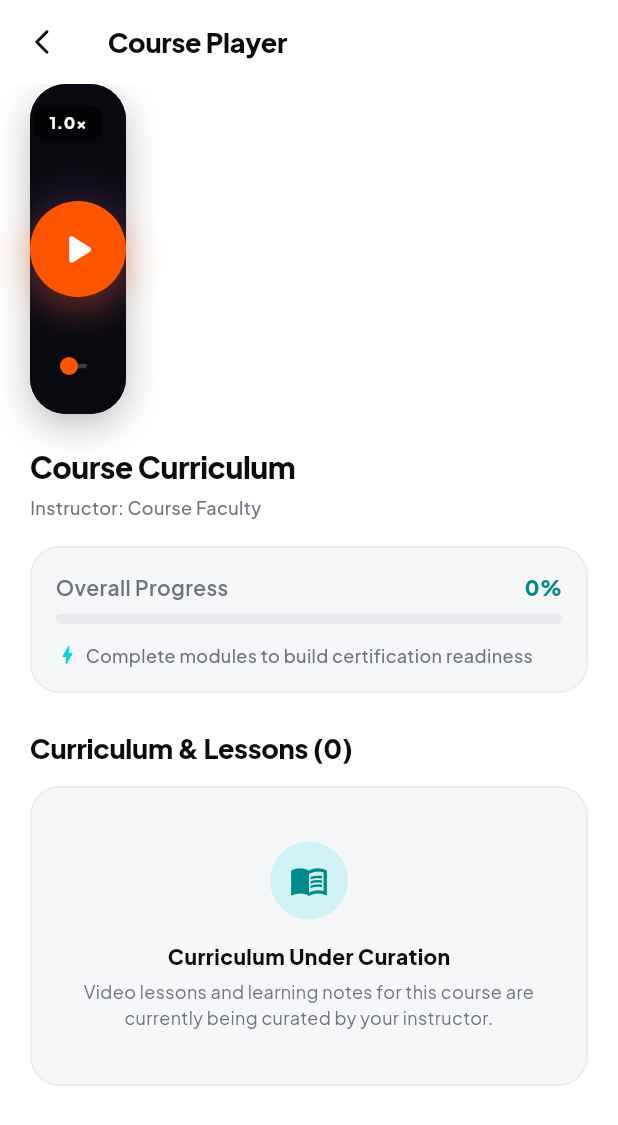
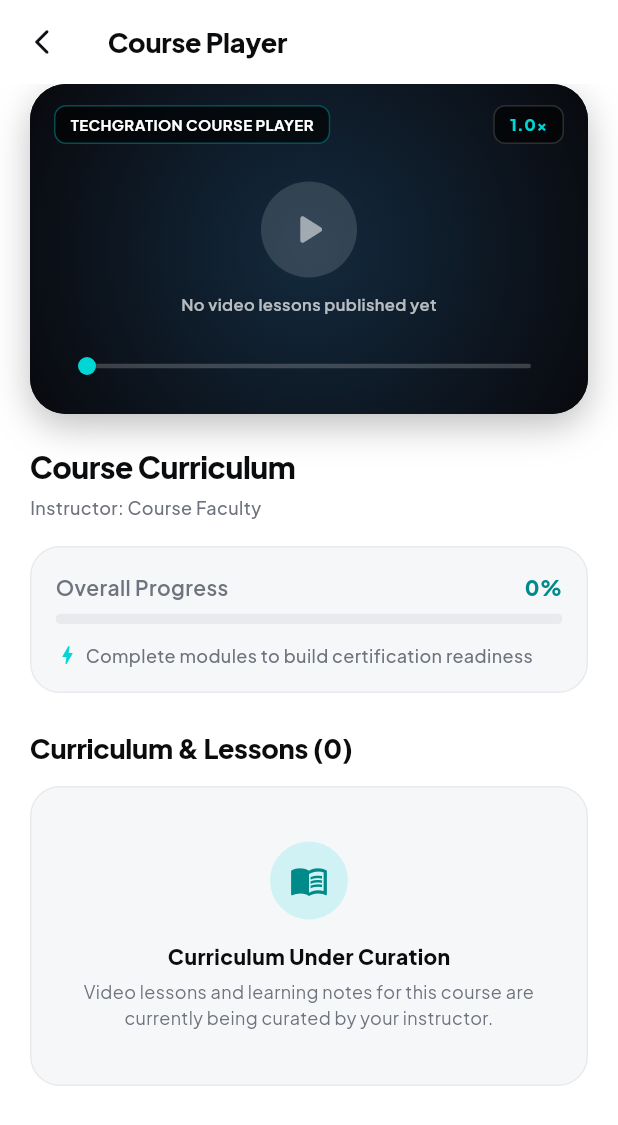
Before and after one commit to Jashank06/LMS_TechGration, a Flutter app: the CourseHubScreen screen opened directly, on a phone screen of 412 x 824 dp. Shown: the top 1125 px of the screen. Run offline on Flutter 3.47's test engine with Material 3 defaults, Android fonts, the phone set to English and light mode, and no system bars; our stand-ins replace dio, flutter_riverpod, google_fonts, image_picker, shared_preferences, video_player; accounts and stored records are empty; network calls fail.

Commit message:
fix(mobile): fix Course Player collapsed width and load real course recordings alongside curriculum lessons

```diff
--- a/techgration_app/lib/features/courses/course_hub_screen.dart
+++ b/techgration_app/lib/features/courses/course_hub_screen.dart
@@ -58,13 +58,35 @@ class _CourseHubScreenState extends ConsumerState<CourseHubScreen> {
         for (final m in rawModules) {
           final mObj = m as Map<String, dynamic>;
           final rawLessons = (mObj['lessons'] as List<dynamic>?) ?? [];
-          final parsedLessons = rawLessons.map((l) => l as Map<String, dynamic>).toList();
+          final parsedLessons = rawLessons
+              .map((l) => Map<String, dynamic>.from(l as Map))
+              .toList();
+          if (parsedLessons.isNotEmpty) {
             parsedModules.add({
               'id': mObj['id'],
               'title': mObj['title'] ?? 'Module',
               'lessons': parsedLessons,
             });
             flatLessons.addAll(parsedLessons);
+          }
+        }
+
+        // Also include real HD live class recordings from this course so Course Player
+        // displays all playable course sessions (1:1 sync with Course Detail & Web LMS)
+        final rawRecordings = (course['recordings'] as List<dynamic>?) ?? [];
+        if (rawRecordings.isNotEmpty) {
+          final parsedRecordings = rawRecordings.map((r) {
+            final rObj = Map<String, dynamic>.from(r as Map);
+            rObj['isRecording'] = true;
+            return rObj;
+          }).toList();
+
+          parsedModules.add({
+            'id': 'recorded_sessions',
+            'title': 'Recorded Class Sessions',
+            'lessons': parsedRecordings,
+          });
+          flatLessons.addAll(parsedRecordings);
         }
 
         final initialCompleted = flatLessons
@@ -92,11 +114,33 @@ class _CourseHubScreenState extends ConsumerState<CourseHubScreen> {
     }
   }
 
-  void _togglePlay() {
+  void _openVideoLesson(Map<String, dynamic>? lesson) {
     HapticService.lightTap();
-    final vidUrl = (_selectedLesson?['videoUrl'] as String?) ?? '/Recordings/AI/Recording.mp4';
-    final title = (_selectedLesson?['title'] as String?) ?? 'Curriculum Lesson';
-    final lessonId = (_selectedLesson?['id'] as String?) ?? '';
+    final target = lesson ?? _selectedLesson;
+    final vidUrl = (target?['videoUrl'] as String?)?.trim() ?? '';
+
+    if (target == null || vidUrl.isEmpty) {
+      ScaffoldMessenger.of(context).showSnackBar(
+        const SnackBar(
+          content: Text('No playable video lesson is available for this course yet.'),
+          duration: Duration(seconds: 2),
+        ),
+      );
+      return;
+    }
+
+    final title = (target['title'] as String?) ?? 'Course Session';
+    final lessonId = (target['id'] ?? '').toString();
+    final isRecording = target['isRecording'] == true;
+    final durationMins = (target['durationMinutes'] as num?)?.toInt() ??
+        ((target['durationSec'] as num?) != null
+            ? ((target['durationSec'] as num) / 60).round()
+            : 45);
+
+    setState(() {
+      _selectedLesson = target;
+      _isPlaying = true;
+    });
 
     Navigator.push(
       context,
@@ -106,13 +150,20 @@ class _CourseHubScreenState extends ConsumerState<CourseHubScreen> {
           title: title,
           videoUrl: vidUrl,
           courseTitle: widget.courseTitle,
-          instructorName: widget.instructor,
-          durationMinutes: (_selectedLesson?['durationMinutes'] as int?) ?? 45,
-          conductedDate: 'Curriculum Video Lesson',
+          instructorName: (target['instructorName'] as String?) ?? widget.instructor,
+          durationMinutes: durationMins,
+          conductedDate: isRecording ? 'HD Class Recording • $durationMins mins' : 'Curriculum Video Lesson',
+          description: target['description'] as String?,
         ),
       ),
-    );
+    ).then((_) {
+      if (mounted) {
+        setState(() => _isPlaying = false);
       }
+    });
+  }
+
+  void _togglePlay() => _openVideoLesson(_selectedLesson);
 
   void _toggleSpeed() {
     HapticService.selection();
@@ -207,6 +258,7 @@ class _CourseHubScreenState extends ConsumerState<CourseHubScreen> {
                   children: [
                     // 1. Cinematic Video Player HUD
                     Container(
+                      width: double.infinity,
                       margin: const EdgeInsets.symmetric(horizontal: 20),
                       height: 220,
                       decoration: BoxDecoration(
@@ -230,15 +282,18 @@ class _CourseHubScreenState extends ConsumerState<CourseHubScreen> {
                               child: Container(
                                 decoration: const BoxDecoration(
                                   gradient: RadialGradient(
-                                    colors: [Color(0xFF1E1B4B), Color(0xFF090A0F)],
-                                    radius: 0.9,
+                                    colors: [Color(0xFF132A3E), Color(0xFF090A0F)],
+                                    radius: 0.95,
                                   ),
                                 ),
                               ),
                             ),
                           ),
 
-                          // Play/Pause Button
+                          // Center Play CTA + Caption
+                          Column(
+                            mainAxisSize: MainAxisSize.min,
+                            children: [
                               BouncingButton(
                                 scaleDown: 0.88,
                                 onTap: _togglePlay,
@@ -246,39 +301,70 @@ class _CourseHubScreenState extends ConsumerState<CourseHubScreen> {
                                   width: 64,
                                   height: 64,
                                   decoration: BoxDecoration(
-                                color: AppColors.accentOrange,
+                                    color: _selectedLesson != null
+                                        ? const Color(0xFF00D6D6)
+                                        : Colors.white.withValues(alpha: 0.14),
                                     shape: BoxShape.circle,
-                                boxShadow: AppColors.orangeFabShadow,
+                                    boxShadow: _selectedLesson != null
+                                        ? [
+                                            BoxShadow(
+                                              color: const Color(0xFF00D6D6).withValues(alpha: 0.45),
+                                              blurRadius: 18,
+                                              offset: const Offset(0, 4),
+                                            ),
+                                          ]
+                                        : null,
                                   ),
                                   child: Icon(
                                     _isPlaying ? Icons.pause_rounded : Icons.play_arrow_rounded,
-                                color: Colors.white,
+                                    color: _selectedLesson != null
+                                        ? const Color(0xFF090A0F)
+                                        : Colors.white54,
                                     size: 34,
                                   ),
                                 ),
+                              ),
+                              const SizedBox(height: 10),
+                              Text(
+                                _selectedLesson != null
+                                    ? 'Tap to watch in Full HD Player'
+                                    : 'No video lessons published yet',
+                                style: AppTypography.bodySmall.copyWith(
+                                  color: Colors.white70,
+                                  fontSize: 11,
+                                  fontWeight: FontWeight.w600,
+                                ),
+                              ),
+                            ],
                           ),
 
                           // Top Active Lesson Pill
                           Positioned(
                             top: 14,
                             left: 16,
-                            right: 70,
+                            right: 76,
+                            child: Align(
+                              alignment: Alignment.centerLeft,
                               child: Container(
                                 padding: const EdgeInsets.symmetric(horizontal: 10, vertical: 5),
                                 decoration: BoxDecoration(
                                   color: Colors.black.withValues(alpha: 0.65),
                                   borderRadius: BorderRadius.circular(8),
+                                  border: Border.all(
+                                    color: const Color(0xFF00D6D6).withValues(alpha: 0.35),
+                                  ),
                                 ),
                                 child: Text(
                                   _selectedLesson != null
                                       ? (_selectedLesson!['title'] as String? ?? 'Active Lesson')
-                                    : 'STUDY MODULE • ACTIVE TRACK',
+                                      : 'TECHGRATION COURSE PLAYER',
                                   maxLines: 1,
                                   overflow: TextOverflow.ellipsis,
                                   style: AppTypography.bodySmall.copyWith(
                                     color: Colors.white,
                                     fontSize: 10,
                                     fontWeight: FontWeight.w700,
+                                  ),
                                 ),
                               ),
                             ),
@@ -296,11 +382,12 @@ class _CourseHubScreenState extends ConsumerState<CourseHubScreen> {
                                 decoration: BoxDecoration(
                                   color: Colors.black.withValues(alpha: 0.65),
                                   borderRadius: BorderRadius.circular(8),
+                                  border: Border.all(color: Colors.white.withValues(alpha: 0.16)),
                                 ),
                                 child: Text(
                                   _playbackSpeed,
                                   style: AppTypography.bodySmall.copyWith(
-                                    color: Colors.white,
+                                    color: const Color(0xFF00D6D6),
                                     fontSize: 11,
                                     fontWeight: FontWeight.w800,
                                   ),
@@ -316,8 +403,8 @@ class _CourseHubScreenState extends ConsumerState<CourseHubScreen> {
                             right: 14,
                             child: SliderTheme(
                               data: SliderTheme.of(context).copyWith(
-                                thumbColor: AppColors.accentOrange,
-                                activeTrackColor: AppColors.accentOrange,
+                                thumbColor: const Color(0xFF00D6D6),
+                                activeTrackColor: const Color(0xFF00D6D6),
                                 inactiveTrackColor: Colors.white.withValues(alpha: 0.2),
                                 thumbShape: const RoundSliderThumbShape(enabledThumbRadius: 6),
                                 trackHeight: 3,
@@ -435,6 +522,7 @@ class _CourseHubScreenState extends ConsumerState<CourseHubScreen> {
                     if (_lessons.isEmpty) ...[
                       // Authentic Empty State
                       Container(
+                        width: double.infinity,
                         margin: const EdgeInsets.symmetric(horizontal: 20),
                         padding: const EdgeInsets.symmetric(vertical: 36, horizontal: 20),
                         decoration: BoxDecoration(
@@ -503,10 +591,15 @@ class _CourseHubScreenState extends ConsumerState<CourseHubScreen> {
   Widget _buildLessonTile(Map<String, dynamic> lesson) {
     final lessonId = (lesson['id'] ?? '').toString();
     final lessonTitle = (lesson['title'] ?? 'Lesson').toString();
+    final isRecording = lesson['isRecording'] == true;
     final isDone = _localCompletedLessons.contains(lessonId);
     final isSelected = _selectedLesson != null && _selectedLesson!['id'] == lessonId;
-    final durSec = lesson['durationSec'] as int?;
-    final durLabel = durSec != null && durSec > 0 ? '${(durSec / 60).round()} mins' : 'Video Lesson';
+    final durSec = (lesson['durationSec'] as num?)?.toInt();
+    final durMins = (lesson['durationMinutes'] as num?)?.toInt() ??
+        (durSec != null && durSec > 0 ? (durSec / 60).round() : null);
+    final durLabel = durMins != null && durMins > 0
+        ? (isRecording ? '$durMins mins • HD Recording' : '$durMins mins • Video Lesson')
+        : (isRecording ? 'HD Class Recording' : 'Video Lesson');
 
     return Container(
       margin: const EdgeInsets.symmetric(horizontal: 20, vertical: 5),
@@ -527,13 +620,7 @@ class _CourseHubScreenState extends ConsumerState<CourseHubScreen> {
         ),
       ),
       child: ListTile(
-        onTap: () {
-          HapticService.selection();
-          setState(() {
-            _selectedLesson = lesson;
-            _isPlaying = true;
-          });
-        },
+        onTap: () => _openVideoLesson(lesson),
         contentPadding: const EdgeInsets.symmetric(horizontal: 16, vertical: 4),
         leading: Container(
           width: 34,
@@ -568,7 +655,23 @@ class _CourseHubScreenState extends ConsumerState<CourseHubScreen> {
           durLabel,
           style: const TextStyle(fontSize: 11, color: AppColors.textSecondary),
         ),
-        trailing: BouncingButton(
+        trailing: isRecording
+            ? Container(
+                padding: const EdgeInsets.symmetric(horizontal: 10, vertical: 5),
+                decoration: BoxDecoration(
+                  color: const Color(0xFF00D6D6).withValues(alpha: 0.14),
+                  borderRadius: BorderRadius.circular(8),
+                ),
+                child: const Text(
+                  'Watch',
+                  style: TextStyle(
+                    color: Color(0xFF008A8A),
+                    fontSize: 11,
+                    fontWeight: FontWeight.w800,
+                  ),
+                ),
+              )
+            : BouncingButton(
                 scaleDown: 0.85,
                 onTap: () => _toggleLesson(lessonId, isDone),
                 child: Container(
```
Also changed, not shown: 1 other file. Lines whose indentation alone changed are shown as unchanged.
